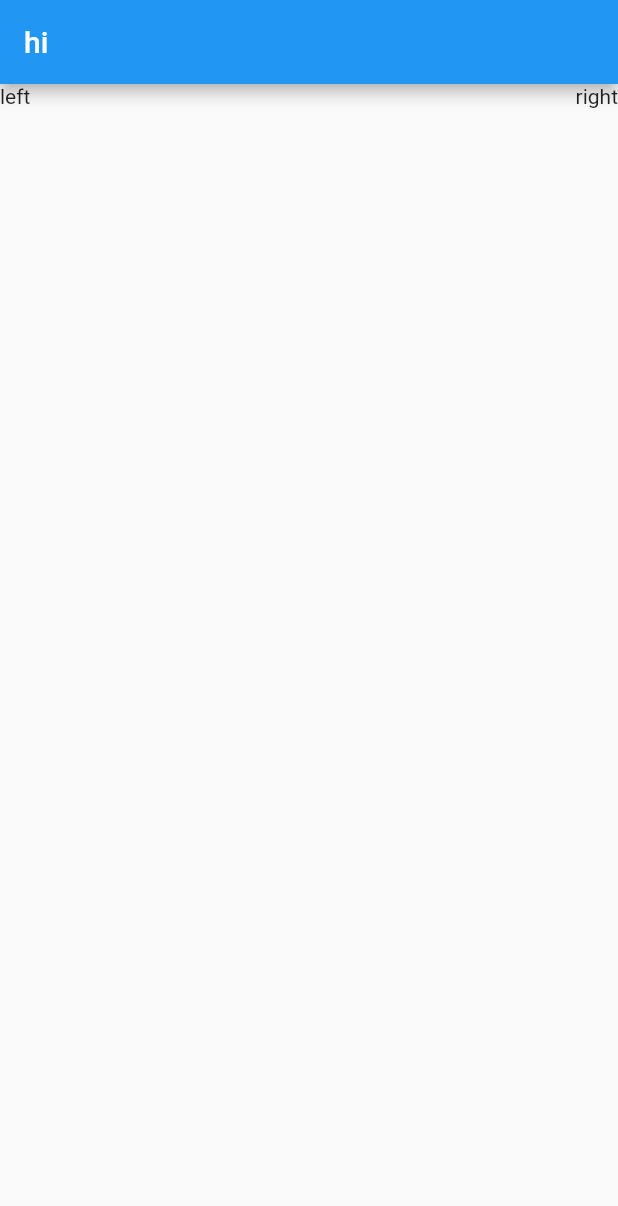
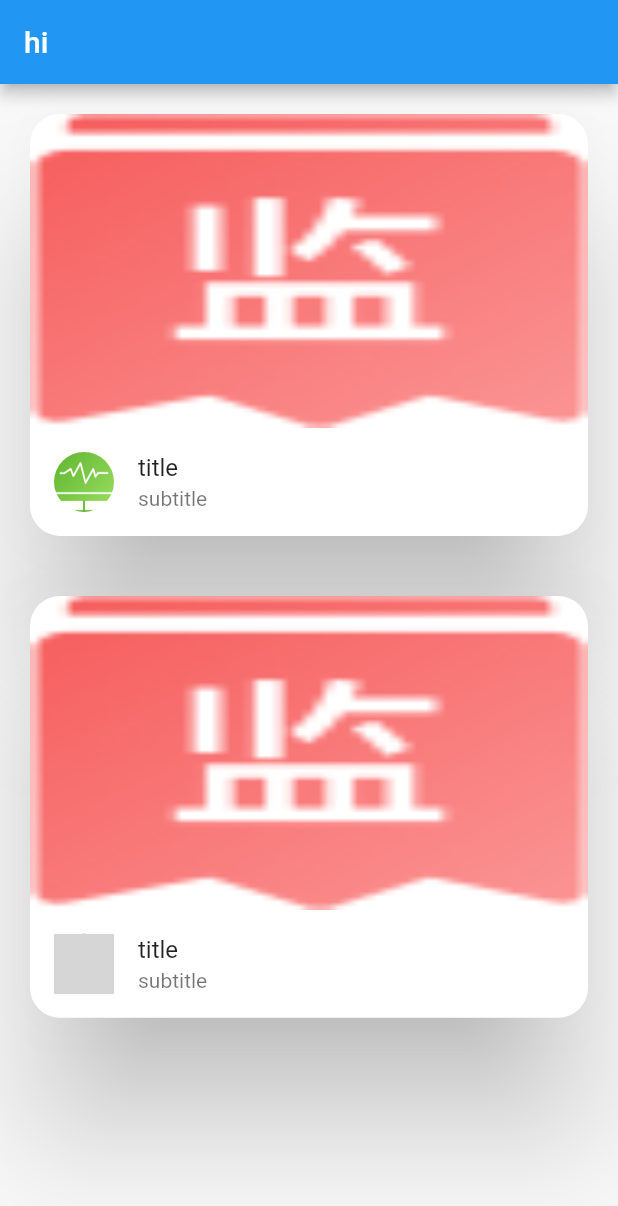
Before and after one commit to fixyo/flutter-study, a Flutter app: the screen it shows after launch, on a phone screen of 412 x 824 dp. Shown: the top 1206 px of the screen. Run offline on Flutter 3.47's test engine with Material 2 defaults, Android fonts, the phone set to English and light mode, and no system bars; missing offline and left inert: dart:ffi; network calls fail; grey boxes are pictures that could not be loaded.

Commit message:
card组件的学习

```diff
--- a/lib/main.dart
+++ b/lib/main.dart
@@ -18,52 +18,70 @@ class MyHome extends StatelessWidget {
 
   @override
   Widget build(BuildContext context) {
-    // return Container(
-    //   width: 200,
-    //   height: 200,
-    //   color: Colors.red,
-    //   child: const Align(
-    //     alignment: Alignment.topLeft,
-    //     child: Text('hi flutter'),
+    // return AspectRatio(
+    //   aspectRatio: 2/1,
+    //   child: Container(
+    //     color: Colors.red,
     //   ),
     // );
-    // space-between
-    // return Row(
-    //   mainAxisAlignment: MainAxisAlignment.spaceBetween,
-    //   children: const [
-    //     Text('left'),
-    //     Text('right')
-    //   ],
-    // );
 
-    // space-between
-    // return Stack(
-    //   children: const [
-    //     Align(alignment: Alignment.topLeft, child: Text('left')),
-    //     Align(alignment: Alignment.topRight, child: Text('right'))
-    //   ],
-    // );
+    return ListView(
+      children: [
+        Card(
+          margin: const EdgeInsets.all(20),
+          elevation: 40, // 阴影
+          shape: RoundedRectangleBorder(
+            borderRadius: BorderRadius.circular(20)
+          ),
+          child: Column(
+            children: [
+              AspectRatio(
+                  aspectRatio: 16/9,
+                  child: Image.asset('images/img01.png', fit: BoxFit.fill,),
+              ),
+              ListTile(
+                leading: ClipOval(
+                  child: Image.asset('images/img02.png',
+                    width: 40,
+                    height: 40,
+                    fit: BoxFit.fill,
+                  ),
+                ),
+                title: const Text('title'),
+                subtitle: const Text('subtitle'),
+              )
 
-    // space-between
-    return Column(
-      children: [
-        Container(
-          width: double.infinity,
-          height: 40,
-          child: Stack(
-            children: const [
-              Positioned(
-                left: 0,
-                child: Text('left'),
-              ),
-              Positioned(
-                right: 0,
-                child: Text('right'),
-              )
             ],
           ),
-        )
+        ),
+        Card(
+          margin: const EdgeInsets.all(20),
+          elevation: 40, // 阴影
+          shape: RoundedRectangleBorder(
+              borderRadius: BorderRadius.circular(20)
+          ),
+          child: Column(
+            children: [
+              AspectRatio(
+                aspectRatio: 16/9,
+                child: Image.asset('images/img01.png', fit: BoxFit.fill,),
+              ),
+              const ListTile(
+                leading: CircleAvatar(
+                  radius: 20,
+                  backgroundImage: NetworkImage('images/img02.png',
+
+                  ),
+                ),
+                title: Text('title'),
+                subtitle: Text('subtitle'),
+              )
+
+            ],
+          ),
+        ),
       ],
     );
+
   }
 }
```
